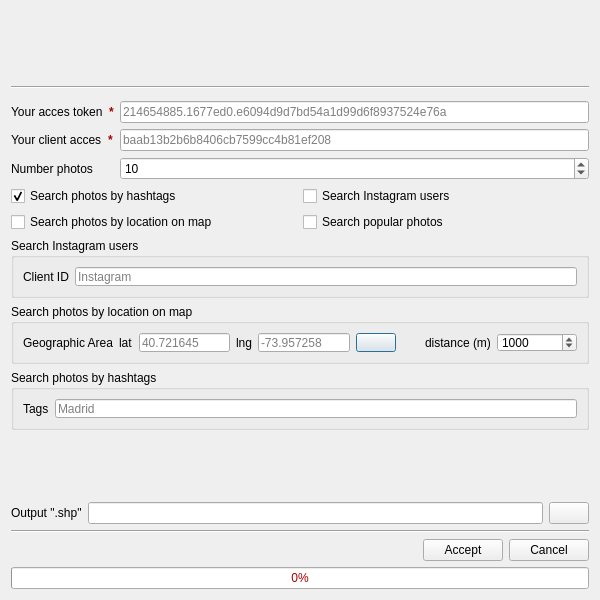
This is ui.resources/ui_Insta2QgisTool.ui in engenegr/instagram2qgis as Qt 5 draws it before an edit. The edited form follows.
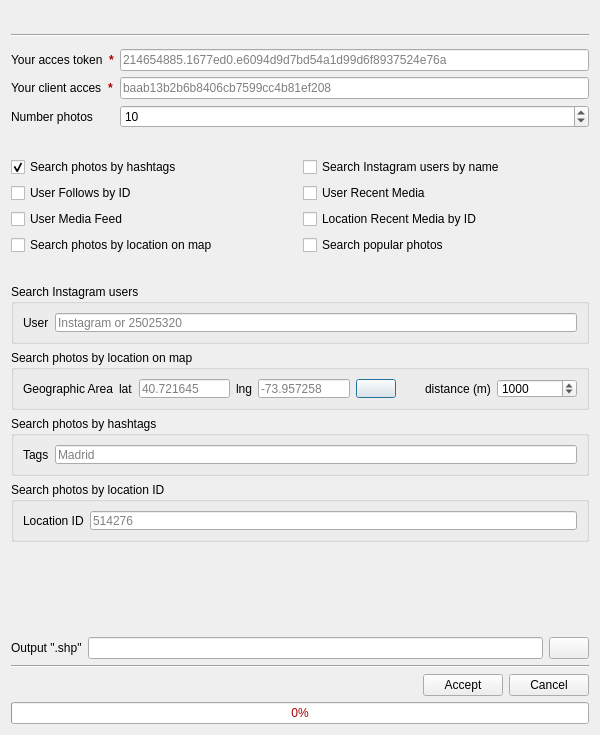
This is the edited form. Icons and pictures are not drawn.

Diff of the .ui file:
```diff
--- a/ui.resources/ui_Insta2QgisTool.ui
+++ b/ui.resources/ui_Insta2QgisTool.ui
@@ -7,7 +7,7 @@
     <x>0</x>
     <y>0</y>
     <width>600</width>
-    <height>600</height>
+    <height>735</height>
    </rect>
   </property>
   <property name="sizePolicy">
@@ -160,8 +160,38 @@
      </item>
     </layout>
    </item>
+   <item>
+    <spacer name="verticalSpacer_2">
+     <property name="orientation">
+      <enum>Qt::Vertical</enum>
+     </property>
+     <property name="sizeHint" stdset="0">
+      <size>
+       <width>20</width>
+       <height>40</height>
+      </size>
+     </property>
+    </spacer>
+   </item>
    <item>
     <layout class="QGridLayout" name="gridLayout">
+     <item row="0" column="1">
+      <widget class="QCheckBox" name="ch_user">
+       <property name="cursor">
+        <cursorShape>PointingHandCursor</cursorShape>
+       </property>
+       <property name="text">
+        <string>Search Instagram users by name</string>
+       </property>
+       <property name="icon">
+        <iconset resource="resources.qrc">
+         <normaloff>:/imgInstagram/images/icon_users.png</normaloff>:/imgInstagram/images/icon_users.png</iconset>
+       </property>
+       <property name="autoExclusive">
+        <bool>true</bool>
+       </property>
+      </widget>
+     </item>
      <item row="0" column="0">
       <widget class="QCheckBox" name="ch_hashtags">
        <property name="cursor">
@@ -182,7 +212,75 @@
        </property>
       </widget>
      </item>
+     <item row="2" column="1">
+      <widget class="QCheckBox" name="ch_location_recent">
+       <property name="cursor">
+        <cursorShape>PointingHandCursor</cursorShape>
+       </property>
+       <property name="text">
+        <string>Location Recent Media by ID</string>
+       </property>
+       <property name="icon">
+        <iconset resource="resources.qrc">
+         <normaloff>:/imgInstagram/images/icon_places.png</normaloff>:/imgInstagram/images/icon_places.png</iconset>
+       </property>
+       <property name="autoExclusive">
+        <bool>true</bool>
+       </property>
+      </widget>
+     </item>
+     <item row="2" column="0">
+      <widget class="QCheckBox" name="ch_user_media">
+       <property name="cursor">
+        <cursorShape>PointingHandCursor</cursorShape>
+       </property>
+       <property name="text">
+        <string>User Media Feed</string>
+       </property>
+       <property name="icon">
+        <iconset resource="resources.qrc">
+         <normaloff>:/imgInstagram/images/icon_users_feed.png</normaloff>:/imgInstagram/images/icon_users_feed.png</iconset>
+       </property>
+       <property name="autoExclusive">
+        <bool>true</bool>
+       </property>
+      </widget>
+     </item>
+     <item row="1" column="1">
+      <widget class="QCheckBox" name="ch_user_recent">
+       <property name="cursor">
+        <cursorShape>PointingHandCursor</cursorShape>
+       </property>
+       <property name="text">
+        <string>User Recent Media</string>
+       </property>
+       <property name="icon">
+        <iconset resource="resources.qrc">
+         <normaloff>:/imgInstagram/images/icon_users_recent.png</normaloff>:/imgInstagram/images/icon_users_recent.png</iconset>
+       </property>
+       <property name="autoExclusive">
+        <bool>true</bool>
+       </property>
+      </widget>
+     </item>
      <item row="1" column="0">
+      <widget class="QCheckBox" name="ch_user_follow">
+       <property name="cursor">
+        <cursorShape>PointingHandCursor</cursorShape>
+       </property>
+       <property name="text">
+        <string>User Follows by ID</string>
+       </property>
+       <property name="icon">
+        <iconset resource="resources.qrc">
+         <normaloff>:/imgInstagram/images/icon_users_follow.png</normaloff>:/imgInstagram/images/icon_users_follow.png</iconset>
+       </property>
+       <property name="autoExclusive">
+        <bool>true</bool>
+       </property>
+      </widget>
+     </item>
+     <item row="4" column="0">
       <widget class="QCheckBox" name="ch_location">
        <property name="cursor">
         <cursorShape>PointingHandCursor</cursorShape>
@@ -199,24 +297,7 @@
        </property>
       </widget>
      </item>
-     <item row="0" column="1">
-      <widget class="QCheckBox" name="ch_user">
-       <property name="cursor">
-        <cursorShape>PointingHandCursor</cursorShape>
-       </property>
-       <property name="text">
-        <string>Search Instagram users</string>
-       </property>
-       <property name="icon">
-        <iconset resource="resources.qrc">
-         <normaloff>:/imgInstagram/images/icon_users.svg</normaloff>:/imgInstagram/images/icon_users.svg</iconset>
-       </property>
-       <property name="autoExclusive">
-        <bool>true</bool>
-       </property>
-      </widget>
-     </item>
-     <item row="1" column="1">
+     <item row="4" column="1">
       <widget class="QCheckBox" name="ch_popular">
        <property name="cursor">
         <cursorShape>PointingHandCursor</cursorShape>
@@ -235,6 +316,19 @@
      </item>
     </layout>
    </item>
+   <item>
+    <spacer name="verticalSpacer_3">
+     <property name="orientation">
+      <enum>Qt::Vertical</enum>
+     </property>
+     <property name="sizeHint" stdset="0">
+      <size>
+       <width>20</width>
+       <height>40</height>
+      </size>
+     </property>
+    </spacer>
+   </item>
    <item>
     <widget class="QGroupBox" name="groupBox_user">
      <property name="minimumSize">
@@ -256,7 +350,7 @@
       <item row="0" column="0">
        <widget class="QLabel" name="label_3">
         <property name="text">
-         <string>Client ID</string>
+         <string>User</string>
         </property>
        </widget>
       </item>
@@ -266,7 +360,7 @@
          <string/>
         </property>
         <property name="placeholderText">
-         <string>Instagram</string>
+         <string>Instagram or 25025320</string>
         </property>
        </widget>
       </item>
@@ -448,6 +542,44 @@
      </layout>
     </widget>
    </item>
+   <item>
+    <widget class="QGroupBox" name="groupBox_location_id">
+     <property name="minimumSize">
+      <size>
+       <width>0</width>
+       <height>60</height>
+      </size>
+     </property>
+     <property name="maximumSize">
+      <size>
+       <width>16777215</width>
+       <height>60</height>
+      </size>
+     </property>
+     <property name="title">
+      <string>Search photos by location ID</string>
+     </property>
+     <layout class="QFormLayout" name="formLayout_7">
+      <item row="0" column="0">
+       <widget class="QLabel" name="label_14">
+        <property name="text">
+         <string>Location ID</string>
+        </property>
+       </widget>
+      </item>
+      <item row="0" column="1">
+       <widget class="QLineEdit" name="ln_loc_id">
+        <property name="text">
+         <string/>
+        </property>
+        <property name="placeholderText">
+         <string>514276</string>
+        </property>
+       </widget>
+      </item>
+     </layout>
+    </widget>
+   </item>
    <item>
     <widget class="QGroupBox" name="groupBox_popular">
      <property name="enabled">
@@ -476,6 +608,19 @@
      </property>
     </widget>
    </item>
+   <item>
+    <spacer name="verticalSpacer_4">
+     <property name="orientation">
+      <enum>Qt::Vertical</enum>
+     </property>
+     <property name="sizeHint" stdset="0">
+      <size>
+       <width>20</width>
+       <height>40</height>
+      </size>
+     </property>
+    </spacer>
+   </item>
    <item>
     <layout class="QFormLayout" name="formLayout_2">
      <item row="0" column="0">
```
Left out of the diff: 70 changed lines with no effect on the pictures.
